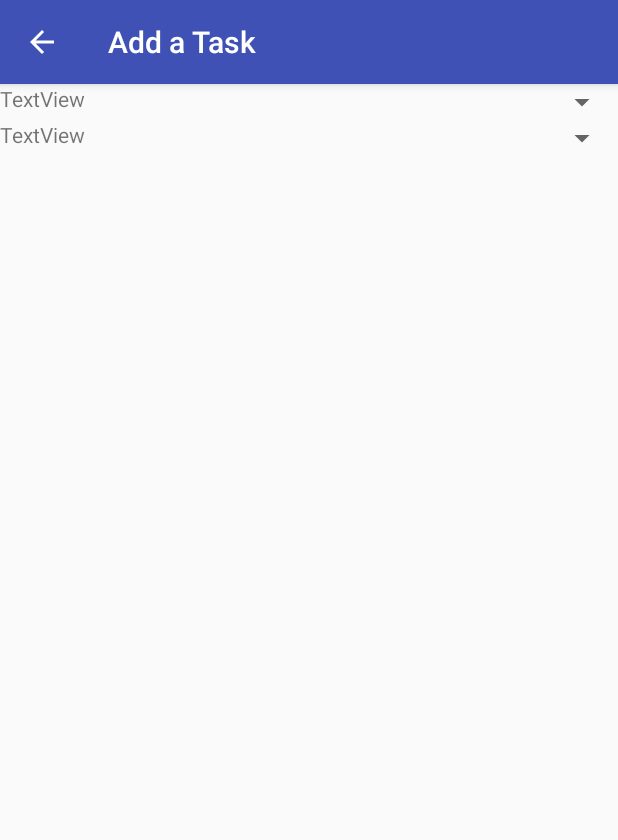
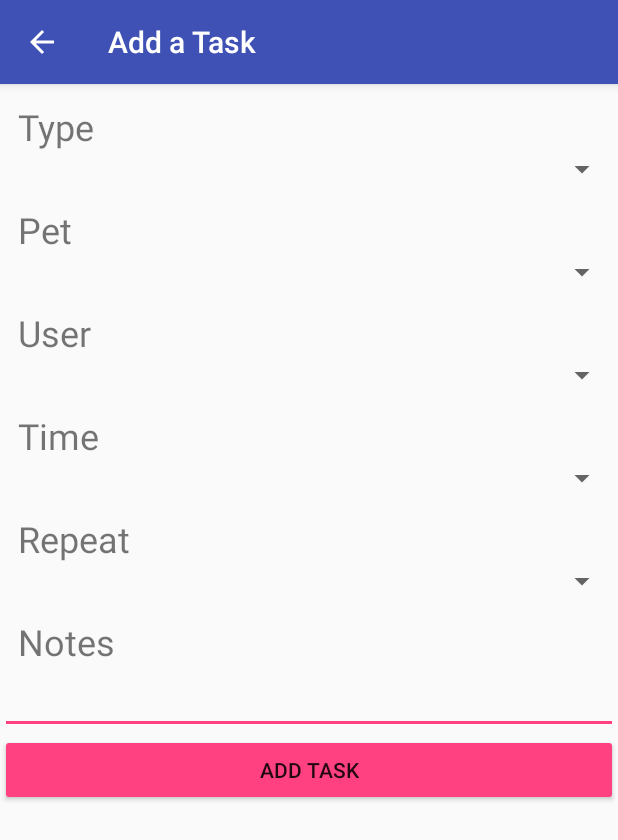
Before and after one commit to dregalbuto/pet-task-tracker-mirror, an Android app: the AddTaskActivity screen opened directly, with no data from a screen before it, on a phone screen of 412 x 824 dp. Shown: the top 840 px of the screen. Run offline under Robolectric (Android 15) with nearby library versions, the phone set to English and light mode, and no system bars.

```diff
--- a/app/src/main/res/layout/activity_add_task.xml
+++ b/app/src/main/res/layout/activity_add_task.xml
@@ -4,57 +4,107 @@
     xmlns:tools="http://schemas.android.com/tools"
     android:layout_width="match_parent"
     android:layout_height="match_parent"
-    tools:context="northeastern.is4300.pettasktracker.AddTaskActivity">
+    android:scrollIndicators="right"
+    tools:context="northeastern.is4300.pettasktracker.AddTaskActivity"
+    tools:layout_editor_absoluteY="81dp">
 
     <LinearLayout
         android:layout_width="match_parent"
         android:layout_height="match_parent"
-        android:orientation="vertical"
-        app:layout_constraintBottom_toBottomOf="parent"
-        app:layout_constraintEnd_toEndOf="parent"
-        app:layout_constraintHorizontal_bias="0.0"
-        app:layout_constraintStart_toStartOf="parent"
-        app:layout_constraintTop_toTopOf="parent"
-        app:layout_constraintVertical_bias="1.0">
+        android:orientation="vertical">
 
-        <RelativeLayout
+        <TextView
+            android:id="@+id/textView11"
             android:layout_width="match_parent"
             android:layout_height="wrap_content"
-            app:layout_constraintTop_toTopOf="parent"
-            tools:layout_editor_absoluteX="0dp">
+            android:paddingStart="12dp"
+            android:paddingTop="12dp"
+            android:text="@string/prompt_task_type"
+            android:textSize="24sp" />
 
-            <TextView
-                android:id="@+id/textView4"
-                android:layout_width="wrap_content"
-                android:layout_height="wrap_content"
-                android:text="TextView" />
+        <Spinner
+            android:id="@+id/spinner5"
+            android:layout_width="match_parent"
+            android:layout_height="wrap_content" />
 
-            <Spinner
-                android:id="@+id/spinner"
-                android:layout_width="match_parent"
-                android:layout_height="wrap_content" />
-
-        </RelativeLayout>
-
-        <RelativeLayout
+        <TextView
+            android:id="@+id/textView12"
             android:layout_width="match_parent"
             android:layout_height="wrap_content"
-            app:layout_constraintTop_toTopOf="parent"
-            tools:layout_editor_absoluteX="0dp">
+            android:paddingStart="12dp"
+            android:paddingTop="12dp"
+            android:text="@string/prompt_task_pet"
+            android:textSize="24sp" />
 
-            <TextView
-                android:id="@+id/textView4"
-                android:layout_width="wrap_content"
-                android:layout_height="wrap_content"
-                android:text="TextView" />
+        <Spinner
+            android:id="@+id/spinner6"
+            android:layout_width="match_parent"
+            android:layout_height="wrap_content" />
 
-            <Spinner
-                android:id="@+id/spinner"
-                android:layout_width="match_parent"
-                android:layout_height="wrap_content" />
+        <TextView
+            android:id="@+id/textView13"
+            android:layout_width="match_parent"
+            android:layout_height="wrap_content"
+            android:paddingStart="12dp"
+            android:paddingTop="12dp"
+            android:text="@string/prompt_task_user"
+            android:textSize="24sp" />
 
-        </RelativeLayout>
+        <Spinner
+            android:id="@+id/spinner8"
+            android:layout_width="match_parent"
+            android:layout_height="wrap_content" />
+
+        <TextView
+            android:id="@+id/textView14"
+            android:layout_width="match_parent"
+            android:layout_height="wrap_content"
+            android:paddingStart="12dp"
+            android:paddingTop="12dp"
+            android:text="@string/prompt_task_time"
+            android:textSize="24sp" />
+
+        <Spinner
+            android:id="@+id/spinner10"
+            android:layout_width="match_parent"
+            android:layout_height="wrap_content" />
+
+        <TextView
+            android:id="@+id/textView16"
+            android:layout_width="match_parent"
+            android:layout_height="wrap_content"
+            android:paddingStart="12dp"
+            android:paddingTop="12dp"
+            android:text="@string/prompt_task_repeat"
+            android:textSize="24sp" />
+
+        <Spinner
+            android:id="@+id/spinner11"
+            android:layout_width="match_parent"
+            android:layout_height="wrap_content" />
+
+        <TextView
+            android:id="@+id/textView17"
+            android:layout_width="match_parent"
+            android:layout_height="wrap_content"
+            android:paddingStart="12dp"
+            android:paddingTop="12dp"
+            android:text="@string/prompt_task_notes"
+            android:textSize="24sp" />
+
+        <EditText
+            android:id="@+id/editText"
+            android:layout_width="match_parent"
+            android:layout_height="wrap_content"
+            android:ems="10"
+            android:inputType="textMultiLine" />
+
+        <Button
+            android:id="@+id/button"
+            android:layout_width="match_parent"
+            android:layout_height="wrap_content"
+            android:backgroundTint="@color/colorAccent"
+            android:text="@string/prompt_task_confirm" />
 
     </LinearLayout>
-
 </android.support.constraint.ConstraintLayout>
--- a/app/src/main/res/values/colors.xml
+++ b/app/src/main/res/values/colors.xml
@@ -2,5 +2,5 @@
 <resources>
     <color name="colorPrimary">#3F51B5</color>
     <color name="colorPrimaryDark">#303F9F</color>
-    <color name="colorAccent">#FF4081</color>
+    <color name="colorAccent">#ff4081</color>
 </resources>
```
